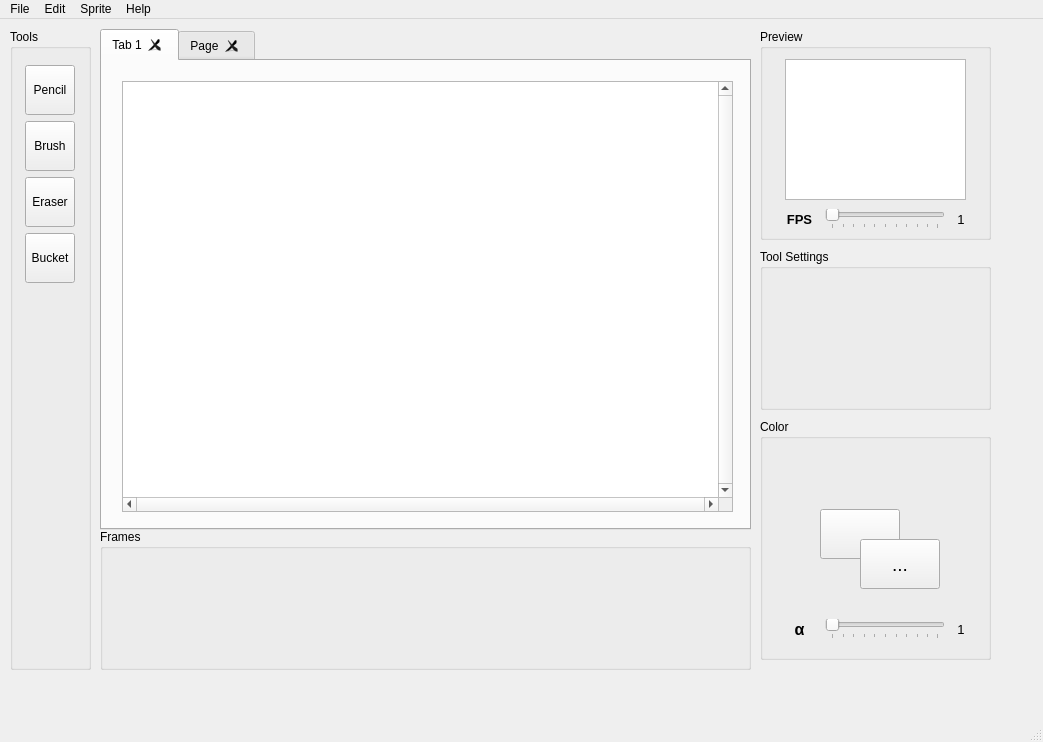
First picture: the form in mainwindow.ui, repository jeffohh/Sprite-Editor, before the edit.
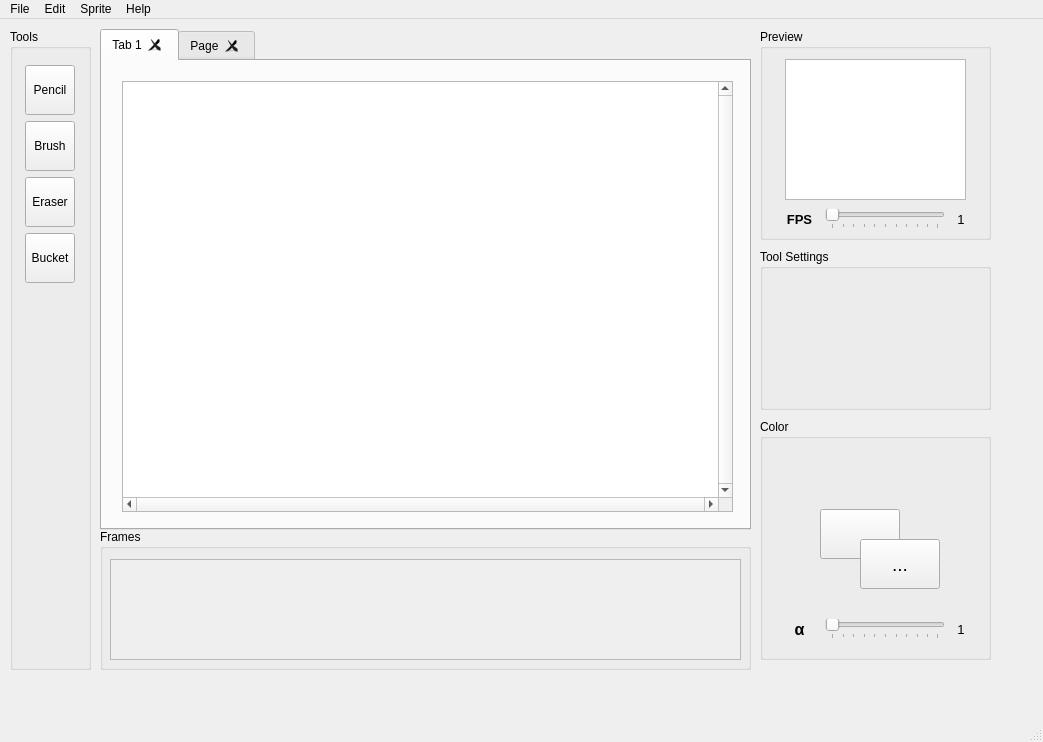
Second picture: the form after the edit. Custom widgets are drawn as their Qt base class.

Commit message: Added Frames' UI and barebone implementation

```diff
--- a/mainwindow.ui
+++ b/mainwindow.ui
@@ -215,6 +215,29 @@
     <property name="title">
      <string>Frames</string>
     </property>
+    <widget class="QScrollArea" name="framesScrollArea">
+     <property name="geometry">
+      <rect>
+       <x>10</x>
+       <y>30</y>
+       <width>631</width>
+       <height>101</height>
+      </rect>
+     </property>
+     <property name="widgetResizable">
+      <bool>true</bool>
+     </property>
+     <widget class="QWidget" name="framesContents">
+      <property name="geometry">
+       <rect>
+        <x>0</x>
+        <y>0</y>
+        <width>629</width>
+        <height>99</height>
+       </rect>
+      </property>
+     </widget>
+    </widget>
    </widget>
    <widget class="QGroupBox" name="groupBox_3">
     <property name="geometry">
```
Left out of the diff: 2 changed lines with no effect on the pictures. The commit also changes 1 other file.
